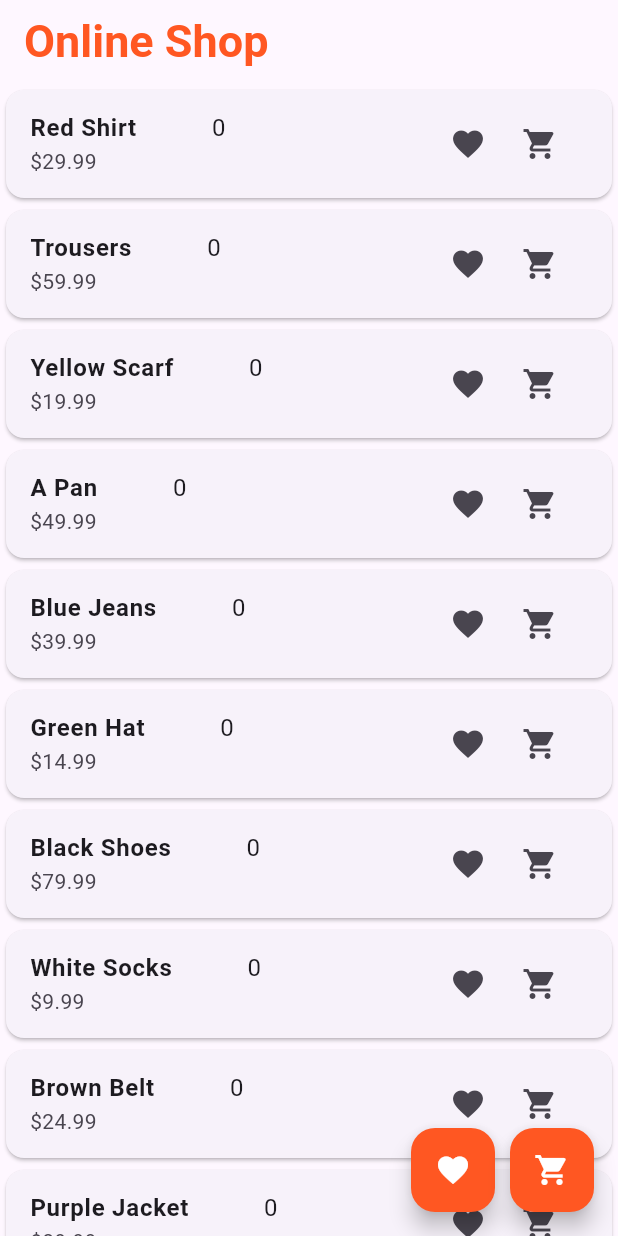
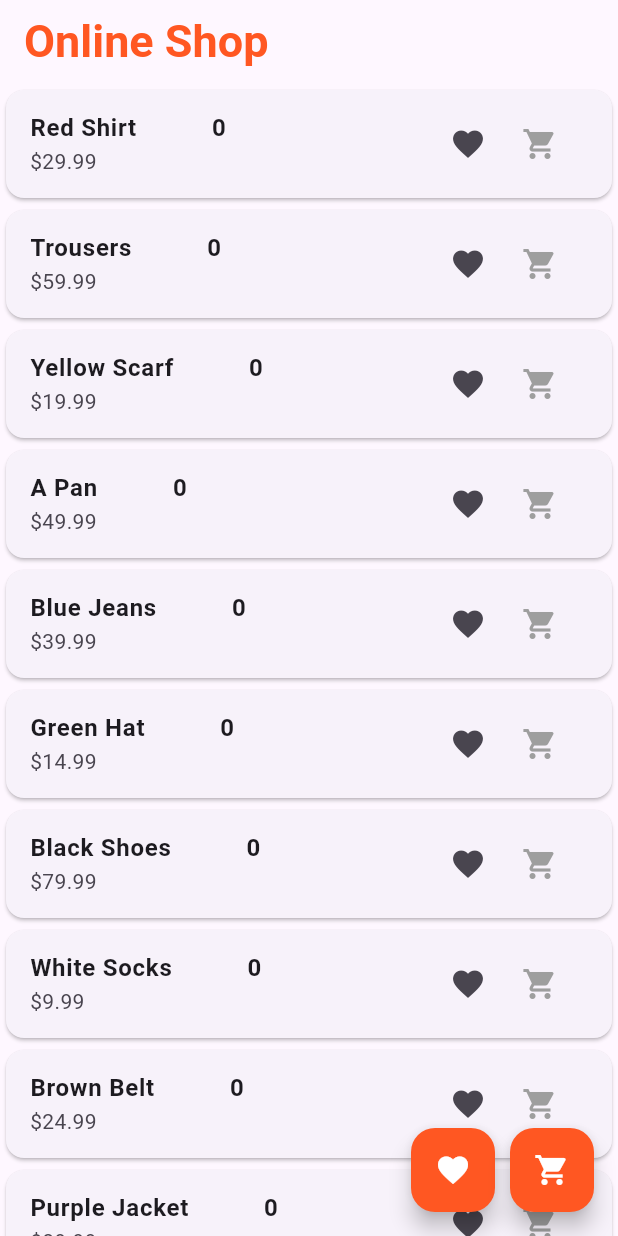
Before and after one commit to sharada0417/Product_Listing, a Flutter app: the screen it shows after launch, on a phone screen of 412 x 824 dp. Run offline on Flutter 3.47's test engine with Material 3 defaults, Android fonts, the phone set to English and light mode, and no system bars.

Commit message:
cart page and product page cart state mangement

```diff
--- a/lib/pages/product_page.dart
+++ b/lib/pages/product_page.dart
@@ -56,7 +56,7 @@ class ProductPage extends StatelessWidget {
         itemBuilder: (context, index) {
           final Product product = products[index];
           return Card(
-            child: Consumer(
+            child: Consumer<CartProvider>(
               builder:
                   (
                     BuildContext context,
@@ -71,8 +71,13 @@ class ProductPage extends StatelessWidget {
                             style: TextStyle(fontWeight: FontWeight.bold),
                           ),
                           SizedBox(width: 50),
-                          //todo: fill this
-                          Text("0"),
+                          Text(
+                            cartProvider.items.containsKey(product.id)
+                                ? cartProvider.items[product.id]!.quantity
+                                      .toString()
+                                : "0",
+                            style: TextStyle(fontWeight: FontWeight.bold),
+                          ),
                         ],
                       ),
                       subtitle: Text("\$${product.price.toString()}"),
@@ -90,8 +95,19 @@ class ProductPage extends StatelessWidget {
                                 product.price,
                                 product.title,
                               );
+                              ScaffoldMessenger.of(context).showSnackBar(
+                                SnackBar(
+                                  content: Text("Added to cart"),
+                                  duration: Duration(seconds: 1),
+                                ),
+                              );
                             },
-                            icon: Icon(Icons.shopping_cart),
+                            icon: Icon(
+                              Icons.shopping_cart,
+                              color: cartProvider.items.containsKey(product.id)
+                                  ? Colors.deepOrange
+                                  : Colors.grey,
+                            ),
                           ),
                         ],
                       ),
```
Also changed, not shown: lib/pages/cart_page.dart (+67 -0 lines), lib/provider/cart_provider.dart (+29 -0 lines).
